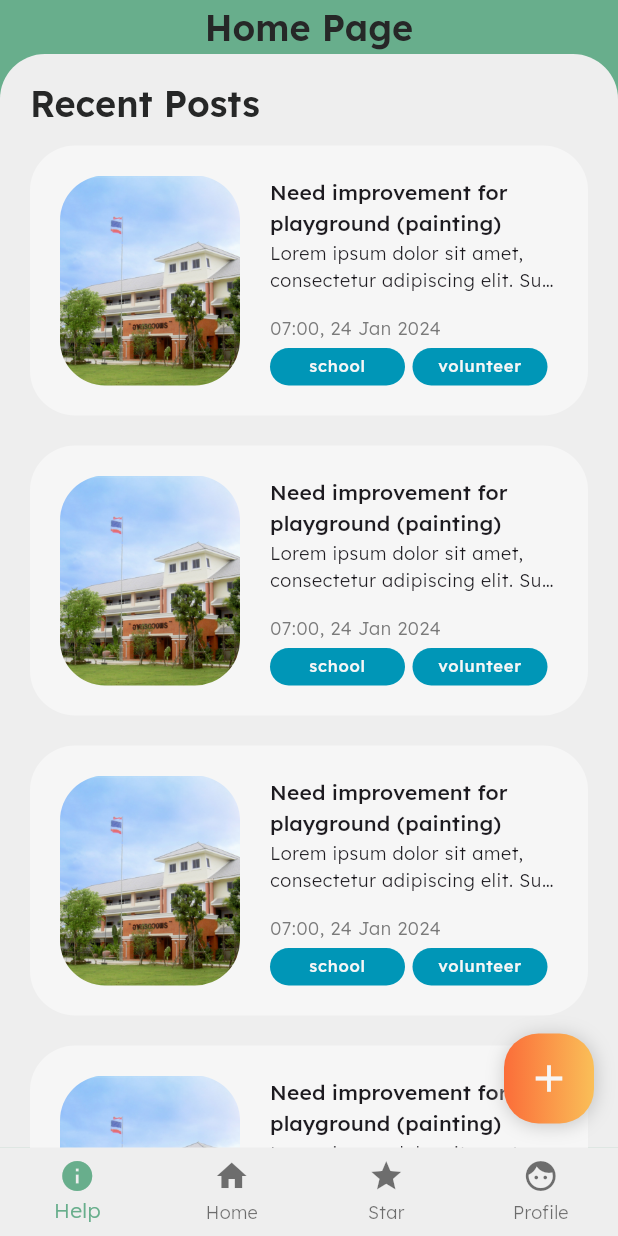
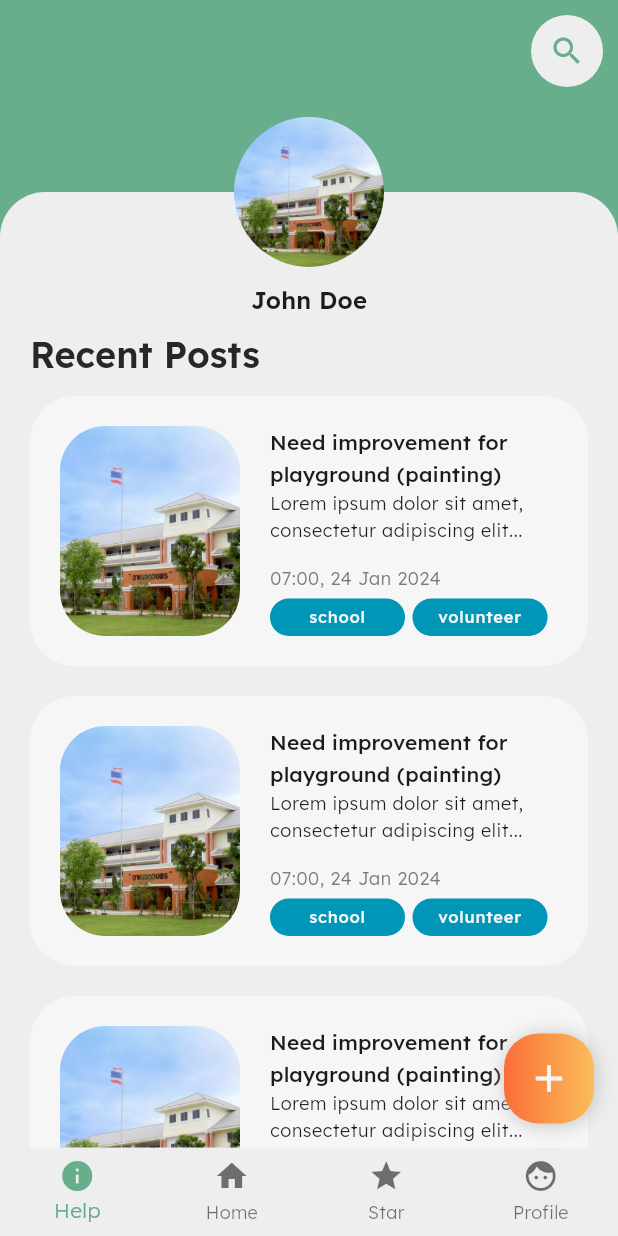
Before and after one commit to nonsomroop/sarnfan-flutter, a Flutter app: the HomePage screen opened by its route, on a phone screen of 412 x 824 dp. Run offline on Flutter 3.47's test engine with Material 3 defaults, Android fonts, the phone set to English and light mode, and no system bars; our stand-ins replace flutter_dotenv, flutter_secure_storage, go_router, google_fonts; accounts and stored records are empty.

Commit message:
[add] home page

```diff
--- a/sarnfan/lib/screens/home.dart
+++ b/sarnfan/lib/screens/home.dart
@@ -1,4 +1,5 @@
 import 'package:flutter/material.dart';
+import 'package:go_router/go_router.dart';
 import 'package:sarnfan/themes/color_theme.dart';
 import 'package:sarnfan/widgets/addpost_button.dart';
 import 'package:sarnfan/widgets/bottom_nav.dart';
@@ -14,31 +15,78 @@ class HomePage extends StatefulWidget {
 
 class _HomePageState extends State<HomePage> {
   @override
+  @override
   Widget build(BuildContext context) {
     return Scaffold(
+      backgroundColor: AppColors.pri500,
       floatingActionButton: const AddPostButton(),
       bottomNavigationBar: const BottomNav(path: "/home"),
-      body: Container(
-        color: AppColors.pri500,
+      body: SingleChildScrollView(
         child: Column(
           children: [
-            Container(
-              child: Text(
-                'Home Page',
-                style: Theme.of(context).textTheme.headlineSmall!.copyWith(
-                      color: AppColors.neu900,
+            Column(children: [
+              Align(
+                alignment: Alignment.centerRight,
+                child: Container(
+                  margin: const EdgeInsets.only(top: 10, right: 10),
+                  decoration: BoxDecoration(
+                      color: AppColors.neu100,
+                      borderRadius: BorderRadius.circular(100)),
+                  child: IconButton(
+                    onPressed: () {
+                      context.go("/search");
+                    },
+                    icon: const Icon(
+                      Icons.search,
+                      color: AppColors.pri500,
                     ),
+                  ),
+                ),
               ),
-            ),
+              const SizedBox(
+                height:70,
+              )
+            ]),
             WhiteSurface(
-                minHeight: MediaQuery.of(context).size.height / 1.5,
-                child: SingleChildScrollView(
-                  child: Column(
+              minHeight: MediaQuery.of(context).size.height - 159,
+              child: Stack(
+                clipBehavior: Clip.none,
+                children: [
+                  Positioned(
+                    left: MediaQuery.of(context).size.width / 2 - 50,
+                    top: -50,
+                    child: Container(
+                      child: Wrap(
+                        direction: Axis.vertical,
+                        alignment: WrapAlignment.center,
+                        spacing: 10,
+                        crossAxisAlignment: WrapCrossAlignment.center,
+                        children: [
+                          Container(
+                            decoration: const BoxDecoration(
+                              shape: BoxShape.circle,
+                              image: DecorationImage(
+                                image: AssetImage("assets/images/school.png"),
+                                fit: BoxFit.cover,
+                              ),
+                            ),
+                            width: 100,
+                            height: 100,
+                            alignment: Alignment.center,
+                          ),
+                          Text("John Doe",
+                              textAlign: TextAlign.center,
+                              style: Theme.of(context).textTheme.titleMedium),
+                        ],
+                      ),
+                    ),
+                  ),
+                  Column(
                     children: [
                       Align(
                         alignment: Alignment.centerLeft,
                         child: Padding(
-                          padding: const EdgeInsets.only(top: 15, left: 20),
+                          padding: const EdgeInsets.only(top: 90, left: 20),
                           child: Text(
                             'Recent Posts',
                             textAlign: TextAlign.start,
@@ -53,13 +101,13 @@ class _HomePageState extends State<HomePage> {
                       ),
                       const Padding(
                         padding: EdgeInsets.only(left: 20, right: 20),
-                        child: Wrap(
+                        child: Column(
                           children: [
                             PostCard(
                               title:
                                   "Need improvement for playground (painting)",
                               content:
-                                  "Lorem ipsum dolor sit amet, consectetur adipiscing elit. Suspendisse consequat mauris egestas ex interdum fermentum et eu tortor. Aliquam eu tristique sapien, vitae rutrum diam. Aliquam quis ipsum ex. Sed mauris arcu, rhoncus sed iaculis quis, consequat in sapien. Vivamus nibh ligula, iaculis quis molestie vel, pretium in mi. Mauris id orci eget sem efficitur commodo. Phasellus et magna in dui eleifend lobortis ac gravida elit. Cras consectetur, quam malesuada gravida consectetur, ante risus dictum ligula, at egestas sapien orci ut metus. Sed non euismod est. Sed magna dolor, convallis sit amet leo id, fermentum luctus risus. Curabitur malesuada ornare ultricies. Mauris dolor ipsum, pulvinar nec lorem ",
+                                  "Lorem ipsum dolor sit amet, consectetur adipiscing elit...",
                               date: "07:00, 24 Jan 2024",
                               tags: ["school", "volunteer", "northern"],
                             ),
@@ -67,7 +115,7 @@ class _HomePageState extends State<HomePage> {
                               title:
                                   "Need improvement for playground (painting)",
                               content:
-                                  "Lorem ipsum dolor sit amet, consectetur adipiscing elit. Suspendisse consequat mauris egestas ex interdum fermentum et eu tortor. Aliquam eu tristique sapien, vitae rutrum diam. Aliquam quis ipsum ex. Sed mauris arcu, rhoncus sed iaculis quis, consequat in sapien. Vivamus nibh ligula, iaculis quis molestie vel, pretium in mi. Mauris id orci eget sem efficitur commodo. Phasellus et magna in dui eleifend lobortis ac gravida elit. Cras consectetur, quam malesuada gravida consectetur, ante risus dictum ligula, at egestas sapien orci ut metus. Sed non euismod est. Sed magna dolor, convallis sit amet leo id, fermentum luctus risus. Curabitur malesuada ornare ultricies. Mauris dolor ipsum, pulvinar nec lorem ",
+                                  "Lorem ipsum dolor sit amet, consectetur adipiscing elit...",
                               date: "07:00, 24 Jan 2024",
                               tags: ["school", "volunteer", "northern"],
                             ),
@@ -75,7 +123,7 @@ class _HomePageState extends State<HomePage> {
                               title:
                                   "Need improvement for playground (painting)",
                               content:
-                                  "Lorem ipsum dolor sit amet, consectetur adipiscing elit. Suspendisse consequat mauris egestas ex interdum fermentum et eu tortor. Aliquam eu tristique sapien, vitae rutrum diam. Aliquam quis ipsum ex. Sed mauris arcu, rhoncus sed iaculis quis, consequat in sapien. Vivamus nibh ligula, iaculis quis molestie vel, pretium in mi. Mauris id orci eget sem efficitur commodo. Phasellus et magna in dui eleifend lobortis ac gravida elit. Cras consectetur, quam malesuada gravida consectetur, ante risus dictum ligula, at egestas sapien orci ut metus. Sed non euismod est. Sed magna dolor, convallis sit amet leo id, fermentum luctus risus. Curabitur malesuada ornare ultricies. Mauris dolor ipsum, pulvinar nec lorem ",
+                                  "Lorem ipsum dolor sit amet, consectetur adipiscing elit...",
                               date: "07:00, 24 Jan 2024",
                               tags: ["school", "volunteer", "northern"],
                             ),
@@ -83,7 +131,7 @@ class _HomePageState extends State<HomePage> {
                               title:
                                   "Need improvement for playground (painting)",
                               content:
-                                  "Lorem ipsum dolor sit amet, consectetur adipiscing elit. Suspendisse consequat mauris egestas ex interdum fermentum et eu tortor. Aliquam eu tristique sapien, vitae rutrum diam. Aliquam quis ipsum ex. Sed mauris arcu, rhoncus sed iaculis quis, consequat in sapien. Vivamus nibh ligula, iaculis quis molestie vel, pretium in mi. Mauris id orci eget sem efficitur commodo. Phasellus et magna in dui eleifend lobortis ac gravida elit. Cras consectetur, quam malesuada gravida consectetur, ante risus dictum ligula, at egestas sapien orci ut metus. Sed non euismod est. Sed magna dolor, convallis sit amet leo id, fermentum luctus risus. Curabitur malesuada ornare ultricies. Mauris dolor ipsum, pulvinar nec lorem ",
+                                  "Lorem ipsum dolor sit amet, consectetur adipiscing elit...",
                               date: "07:00, 24 Jan 2024",
                               tags: ["school", "volunteer", "northern"],
                             ),
@@ -91,16 +139,18 @@ class _HomePageState extends State<HomePage> {
                               title:
                                   "Need improvement for playground (painting)",
                               content:
-                                  "Lorem ipsum dolor sit amet, consectetur adipiscing elit. Suspendisse consequat mauris egestas ex interdum fermentum et eu tortor. Aliquam eu tristique sapien, vitae rutrum diam. Aliquam quis ipsum ex. Sed mauris arcu, rhoncus sed iaculis quis, consequat in sapien. Vivamus nibh ligula, iaculis quis molestie vel, pretium in mi. Mauris id orci eget sem efficitur commodo. Phasellus et magna in dui eleifend lobortis ac gravida elit. Cras consectetur, quam malesuada gravida consectetur, ante risus dictum ligula, at egestas sapien orci ut metus. Sed non euismod est. Sed magna dolor, convallis sit amet leo id, fermentum luctus risus. Curabitur malesuada ornare ultricies. Mauris dolor ipsum, pulvinar nec lorem ",
+                                  "Lorem ipsum dolor sit amet, consectetur adipiscing elit...",
                               date: "07:00, 24 Jan 2024",
                               tags: ["school", "volunteer", "northern"],
                             ),
                           ],
                         ),
-                      )
+                      ),
                     ],
                   ),
-                ))
+                ],
+              ),
+            ),
           ],
         ),
       ),
--- a/sarnfan/lib/widgets/post_card.dart
+++ b/sarnfan/lib/widgets/post_card.dart
@@ -23,7 +23,6 @@ class _PostCardState extends State<PostCard> {
   Widget build(BuildContext context) {
     return Container(
       height: 180,
-
       padding: const EdgeInsets.all(20),
       margin: const EdgeInsets.symmetric(vertical: 10),
       decoration: BoxDecoration(
--- a/sarnfan/lib/widgets/white_surface.dart
+++ b/sarnfan/lib/widgets/white_surface.dart
@@ -8,8 +8,7 @@ class WhiteSurface extends StatelessWidget {
 
   @override
   Widget build(BuildContext context) {
-    return Expanded(
-      child: Container(
+    return Container(
       width: double.infinity,
       constraints: BoxConstraints(minHeight: minHeight),
       decoration: const BoxDecoration(
@@ -19,7 +18,6 @@ class WhiteSurface extends StatelessWidget {
             topRight: Radius.circular(30),
           )),
       child: child,
-      ),
     );
   }
 }
```
Lines whose indentation alone changed are shown as unchanged.
